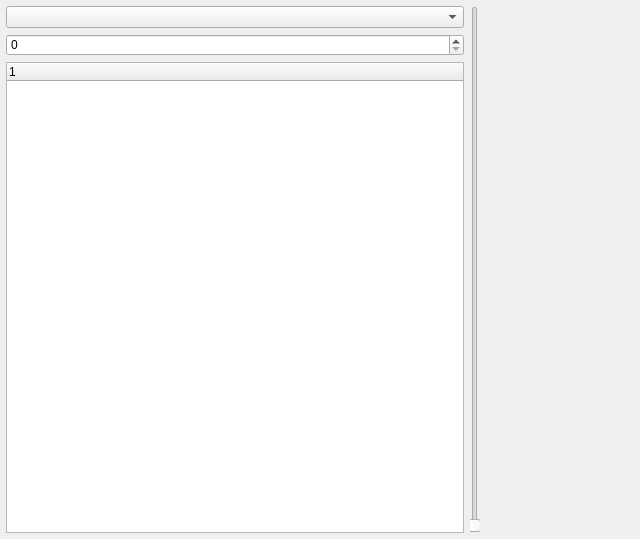
Before: the Qt Designer form src/gui/main_widget.ui in Eyderoe/cnandroidpack, drawn with Qt 5.
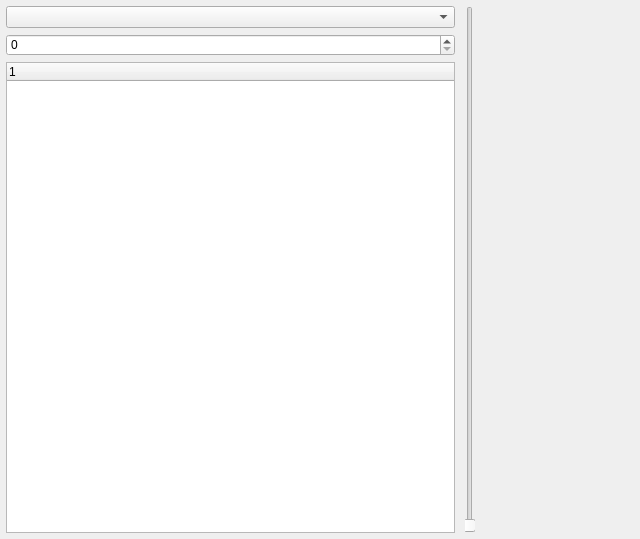
After: the same form once the commit is applied. Custom widgets are drawn as their Qt base class.

What changed in the file:
```diff
--- a/src/gui/main_widget.ui
+++ b/src/gui/main_widget.ui
@@ -64,7 +64,7 @@
         <number>3</number>
        </property>
        <property name="rightMargin">
-        <number>3</number>
+        <number>5</number>
        </property>
        <property name="bottomMargin">
         <number>3</number>
@@ -130,7 +130,7 @@
       </property>
       <layout class="QHBoxLayout" name="horizontalLayout">
        <property name="leftMargin">
-        <number>3</number>
+        <number>5</number>
        </property>
        <property name="topMargin">
         <number>3</number>
```
